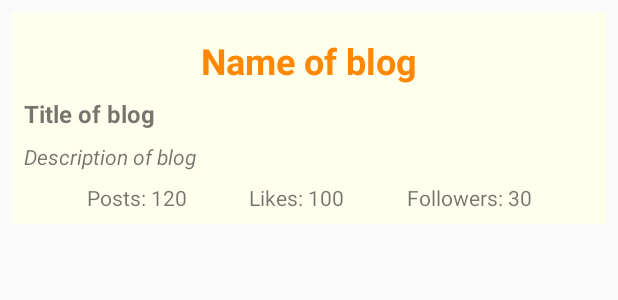
After one commit to shreknitin89/Tumblr-Android-Demo, an Android app: the layout blog_layout.xml on its own in the app's theme, with its tools: preview values and no code run, on a phone screen of 412 x 824 dp. The commit adds this screen. Shown: the top 300 px of the screen. Run offline under Robolectric (Android 15) with nearby library versions, the phone set to English and light mode, and no system bars.

Commit message:
customization complete

```diff
--- a/app/src/main/java/demo/nitin/tumblr_android_demo/base/PostsAdapter.kt
+++ b/app/src/main/java/demo/nitin/tumblr_android_demo/base/PostsAdapter.kt
@@ -45,7 +45,8 @@ class PostsAdapter(
     }
 
     override fun getItemCount(): Int {
-        return if (uiPosts.isNotEmpty()) uiPosts.size + 1 // 1 for the progress bar
+        return if (uiPosts.isNotEmpty() && uiPosts.size % 20 == 0) uiPosts.size + 1 // 1 for the progress bar
+        else if (uiPosts.size % 20 > 0) uiPosts.size
         else 0
     }
 
--- a/app/src/main/java/demo/nitin/tumblr_android_demo/base/UserActivity.kt
+++ b/app/src/main/java/demo/nitin/tumblr_android_demo/base/UserActivity.kt
@@ -41,6 +41,7 @@ data class UiBlog(
     val name: String,
     val title: String,
     val description: String,
-    val posts: Int = 0,
-    val likes: Int = 0, val followers: Int = 0
+    val posts: Int,
+    val likes: Int,
+    val followers: Int
 ) : Parcelable
--- a/app/src/main/java/demo/nitin/tumblr_android_demo/base/remote/Network.kt
+++ b/app/src/main/java/demo/nitin/tumblr_android_demo/base/remote/Network.kt
@@ -6,6 +6,6 @@ import io.reactivex.Single
 
 interface Network {
     fun getPosts(offset: Int): Single<Posts>
-    fun getBlogs(): Single<Blogs>
+    fun getBlogs(offset: Int): Single<Blogs>
     fun getUserLikes(offset: Int): Single<Posts>
 }
--- a/app/src/main/java/demo/nitin/tumblr_android_demo/features/following/FollowingRepo.kt
+++ b/app/src/main/java/demo/nitin/tumblr_android_demo/features/following/FollowingRepo.kt
@@ -4,6 +4,6 @@ import demo.nitin.tumblr_android_demo.base.Blogs
 import io.reactivex.Single
 
 interface FollowingRepo {
-    fun getBlogs(): Single<Blogs>
-    fun getNewBlogs(): Single<Blogs>
+    fun getBlogs(offset: Int): Single<Blogs>
+    fun getNewBlogs(offset: Int): Single<Blogs>
 }
--- a/app/src/main/res/layout/activity_main.xml
+++ b/app/src/main/res/layout/activity_main.xml
@@ -22,7 +22,7 @@
         android:id="@+id/navigation_bar"
         android:layout_width="match_parent"
         android:layout_height="wrap_content"
-        android:background="@android:color/white"
+        android:background="@color/bottomBackground"
         app:labelVisibilityMode="labeled"
         app:layout_constraintBottom_toBottomOf="parent"
         app:layout_constraintEnd_toEndOf="parent"
--- /dev/null
+++ b/app/src/main/res/layout/blog_layout.xml
@@ -0,0 +1,85 @@
+<?xml version="1.0" encoding="utf-8"?>
+<androidx.constraintlayout.widget.ConstraintLayout xmlns:android="http://schemas.android.com/apk/res/android"
+    xmlns:app="http://schemas.android.com/apk/res-auto"
+    xmlns:tools="http://schemas.android.com/tools"
+    android:layout_width="match_parent"
+    android:layout_height="wrap_content"
+    android:layout_margin="8dp"
+    android:background="@color/blogBackground"
+    android:padding="8dp">
+
+    <TextView
+        android:id="@+id/blog_name"
+        android:layout_width="match_parent"
+        android:layout_height="wrap_content"
+        android:layout_marginTop="8dp"
+        android:gravity="center"
+        android:textColor="@android:color/holo_orange_dark"
+        android:textSize="24sp"
+        android:textStyle="bold"
+        app:layout_constraintEnd_toEndOf="parent"
+        app:layout_constraintStart_toStartOf="parent"
+        app:layout_constraintTop_toTopOf="parent"
+        tools:text="Name of blog" />
+
+    <TextView
+        android:id="@+id/blog_title"
+        android:layout_width="match_parent"
+        android:layout_height="wrap_content"
+        android:layout_marginTop="8dp"
+        android:textSize="16sp"
+        android:textStyle="bold"
+        app:layout_constraintEnd_toEndOf="parent"
+        app:layout_constraintStart_toStartOf="parent"
+        app:layout_constraintTop_toBottomOf="@+id/blog_name"
+        tools:text="Title of blog" />
+
+    <TextView
+        android:id="@+id/blog_description"
+        android:layout_width="match_parent"
+        android:layout_height="wrap_content"
+        android:layout_marginTop="8dp"
+        android:textStyle="italic"
+        app:layout_constraintEnd_toEndOf="parent"
+        app:layout_constraintStart_toStartOf="parent"
+        app:layout_constraintTop_toBottomOf="@+id/blog_title"
+        tools:text="Description of blog" />
+
+    <TextView
+        android:id="@+id/blog_posts"
+        android:layout_width="wrap_content"
+        android:layout_height="wrap_content"
+        android:layout_marginStart="8dp"
+        android:layout_marginTop="8dp"
+        android:layout_marginEnd="8dp"
+        app:layout_constraintEnd_toStartOf="@+id/blog_likes"
+        app:layout_constraintHorizontal_bias="0.5"
+        app:layout_constraintStart_toStartOf="parent"
+        app:layout_constraintTop_toBottomOf="@+id/blog_description"
+        tools:text="Posts: 120" />
+
+    <TextView
+        android:id="@+id/blog_likes"
+        android:layout_width="wrap_content"
+        android:layout_height="wrap_content"
+        android:layout_marginTop="8dp"
+        android:layout_marginEnd="8dp"
+        app:layout_constraintEnd_toStartOf="@+id/blog_followers"
+        app:layout_constraintHorizontal_bias="0.5"
+        app:layout_constraintStart_toEndOf="@+id/blog_posts"
+        app:layout_constraintTop_toBottomOf="@+id/blog_description"
+        tools:text="Likes: 100" />
+
+    <TextView
+        android:id="@+id/blog_followers"
+        android:layout_width="wrap_content"
+        android:layout_height="wrap_content"
+        android:layout_marginTop="8dp"
+        android:layout_marginEnd="8dp"
+        app:layout_constraintEnd_toEndOf="parent"
+        app:layout_constraintHorizontal_bias="0.5"
+        app:layout_constraintStart_toEndOf="@+id/blog_likes"
+        app:layout_constraintTop_toBottomOf="@+id/blog_description"
+        tools:text="Followers: 30" />
+
+</androidx.constraintlayout.widget.ConstraintLayout>
--- a/app/src/main/res/layout/post_layout.xml
+++ b/app/src/main/res/layout/post_layout.xml
@@ -5,7 +5,7 @@
     android:id="@+id/card_view"
     android:layout_width="match_parent"
     android:layout_height="wrap_content"
-    card_view:cardBackgroundColor="@android:color/darker_gray"
+    card_view:cardBackgroundColor="@color/postBackground"
     card_view:cardCornerRadius="8dp"
     card_view:cardElevation="2dp"
     card_view:cardUseCompatPadding="true">
@@ -21,7 +21,7 @@
             android:layout_height="wrap_content"
             android:gravity="center_vertical|start"
             android:padding="8dp"
-            android:textColor="@android:color/white"
+            android:textColor="@android:color/holo_orange_dark"
             android:textSize="24sp"
             android:textStyle="bold"
             tools:text="Title of the post" />
@@ -39,7 +39,7 @@
             android:layout_width="match_parent"
             android:layout_height="wrap_content"
             android:padding="8dp"
-            android:textColor="@android:color/white"
+            android:textColor="@android:color/holo_orange_dark"
             tools:text="tags" />
     </LinearLayout>
 
--- a/app/src/main/res/values/colors.xml
+++ b/app/src/main/res/values/colors.xml
@@ -1,6 +1,9 @@
 <?xml version="1.0" encoding="utf-8"?>
 <resources>
-    <color name="colorPrimary">#008577</color>
-    <color name="colorPrimaryDark">#00574B</color>
+    <color name="colorPrimary">#EE8902</color>
+    <color name="colorPrimaryDark">#E26900</color>
     <color name="colorAccent">#D81B60</color>
+    <color name="blogBackground">#FFFFEE</color>
+    <color name="postBackground">#FFFFE8</color>
+    <color name="bottomBackground">#FFFFDD</color>
 </resources>
--- a/app/src/main/res/values/strings.xml
+++ b/app/src/main/res/values/strings.xml
@@ -6,4 +6,7 @@
     <string name="post_image">Image for post</string>
     <string name="loading_data">Loading data</string>
     <string name="tags">TAGS: %s</string>
+    <string name="posts_count"><b>Posts:</b> %s</string>
+    <string name="likes_count"><b>Likes:</b> %s</string>
+    <string name="followers_count"><b>Followers:</b> %s</string>
 </resources>
```
Also changed, not shown: app/src/main/java/demo/nitin/tumblr_android_demo/base/remote/NetworkImpl.kt (+4 -3 lines), app/src/main/java/demo/nitin/tumblr_android_demo/features/following/BlogsAdapter.kt (added, +95 -0 lines), app/src/main/java/demo/nitin/tumblr_android_demo/features/following/FollowingFragment.kt (+8 -14 lines), app/src/main/java/demo/nitin/tumblr_android_demo/features/following/FollowingRepoImpl.kt (+11 -13 lines), app/src/main/java/demo/nitin/tumblr_android_demo/features/following/FollowingViewModel.kt (+4 -4 lines), app/src/main/res/drawable/icon_following.png, app/src/main/res/drawable/icon_likes.jpg (added), app/src/main/res/drawable/icon_likes.png (deleted).
